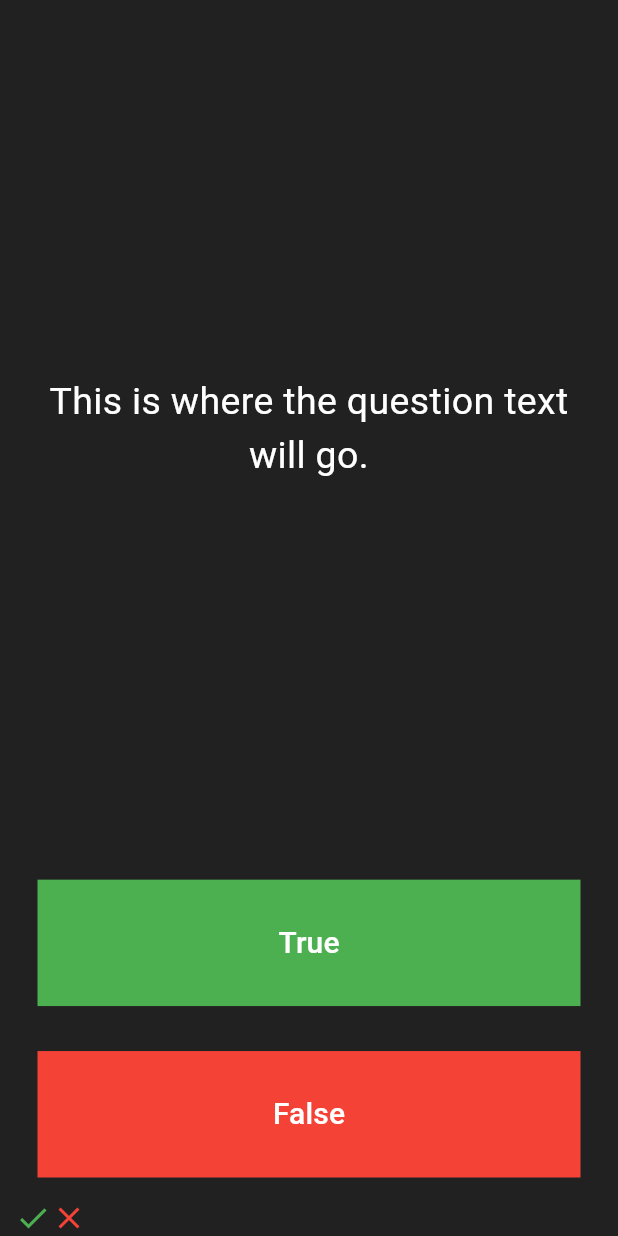
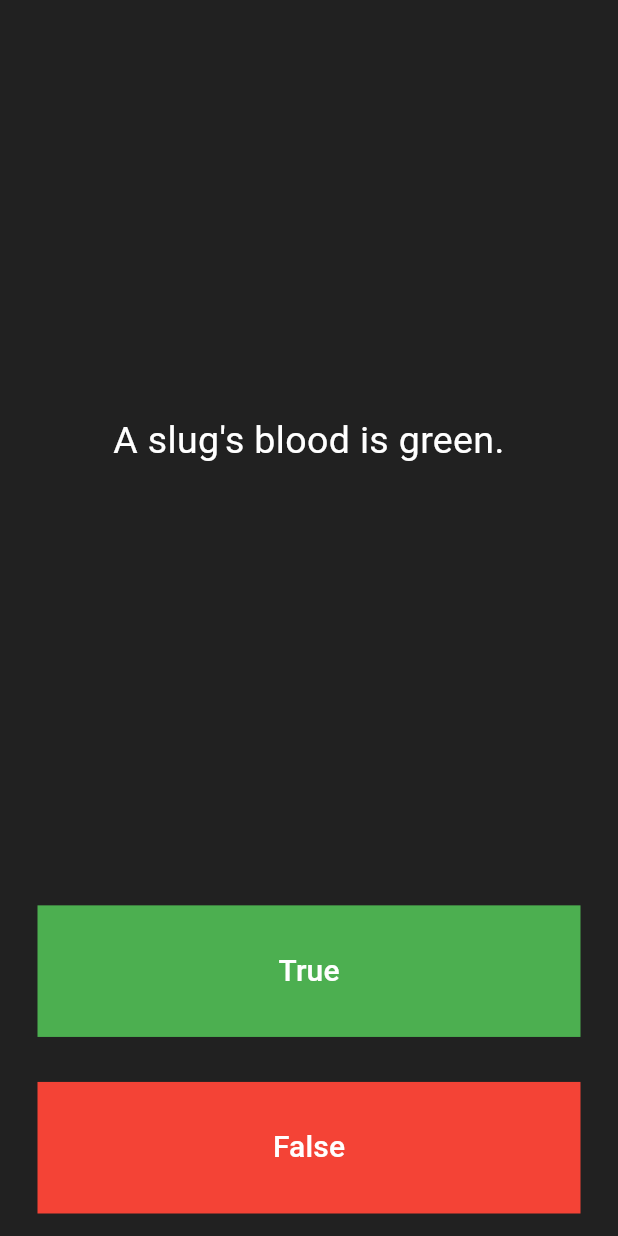
Before and after one commit to mohbscode/quizzler-flutter, a Flutter app: the screen it shows after launch, after a tap on "True", after a tap on "False", on a phone screen of 412 x 824 dp. Run offline on Flutter 3.47's test engine with Material 3 defaults, Android fonts, the phone set to English and light mode, and no system bars.

Commit message:
added questions List and displayed them dynamically

```diff
--- a/lib/main.dart
+++ b/lib/main.dart
@@ -1,4 +1,6 @@
+import 'dart:math';
 import 'package:flutter/material.dart';
+import 'package:flutter/widgets.dart';
 
 void main() {
   runApp(const Quizzler());
@@ -34,21 +36,29 @@ class QuizPage extends StatefulWidget {
 class _QuizPageState extends State<QuizPage> {
   List<Icon> scoreKeeper = [];
 
+  List<String> questions = [
+    'You can lead a cow down stairs but not up stairs.',
+    'Approximately one quarter of human bones are in the feet.',
+    'A slug\'s blood is green.',
+  ];
+
+  int questionNumber = 0;
+
   @override
   Widget build(BuildContext context) {
     return Column(
       mainAxisAlignment: MainAxisAlignment.spaceBetween,
       crossAxisAlignment: CrossAxisAlignment.stretch,
       children: [
-        const Expanded(
+        Expanded(
           flex: 5,
           child: Padding(
-            padding: EdgeInsets.all(10.0),
+            padding: const EdgeInsets.all(10.0),
             child: Center(
               child: Text(
-                'This is where the question text will go.',
+                questions[questionNumber],
                 textAlign: TextAlign.center,
-                style: TextStyle(
+                style: const TextStyle(
                   color: Colors.white,
                   fontSize: 25.0,
                 ),
@@ -62,10 +72,8 @@ class _QuizPageState extends State<QuizPage> {
             child: TextButton(
               onPressed: () {
                 setState(() {
-                  scoreKeeper.add(const Icon(
-                    Icons.check,
-                    color: Colors.green,
-                  ));
+                  // questionNumber = Random().nextInt(3);
+                  questionNumber++;
                 });
               },
               style: ButtonStyle(
@@ -92,10 +100,8 @@ class _QuizPageState extends State<QuizPage> {
             child: TextButton(
               onPressed: () {
                 setState(() {
-                  scoreKeeper.add(const Icon(
-                    Icons.close,
-                    color: Colors.red,
-                  ));
+                  // questionNumber = Random().nextInt(3);
+                  questionNumber++;
                 });
               },
               style: ButtonStyle(
```
